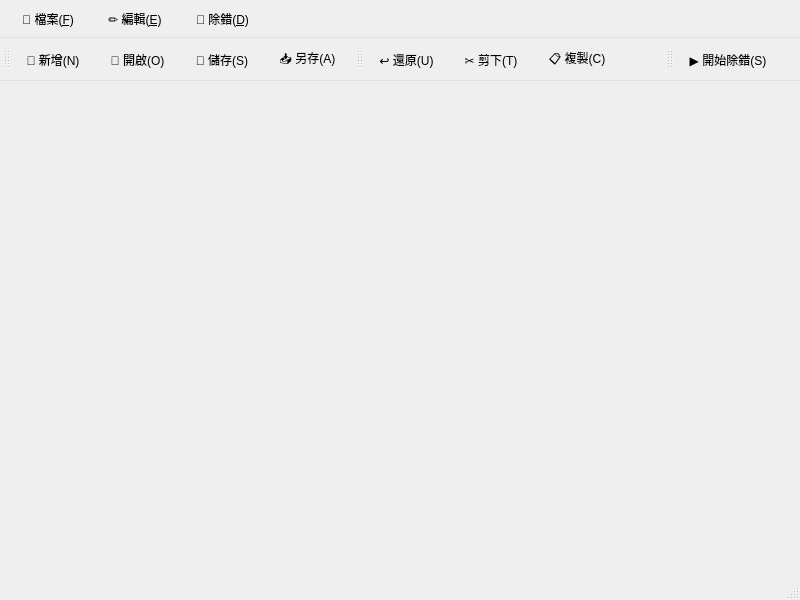
The window that mainwindow.ui (kim645631/DesignWindow) describes before a commit, drawn with Qt 5.
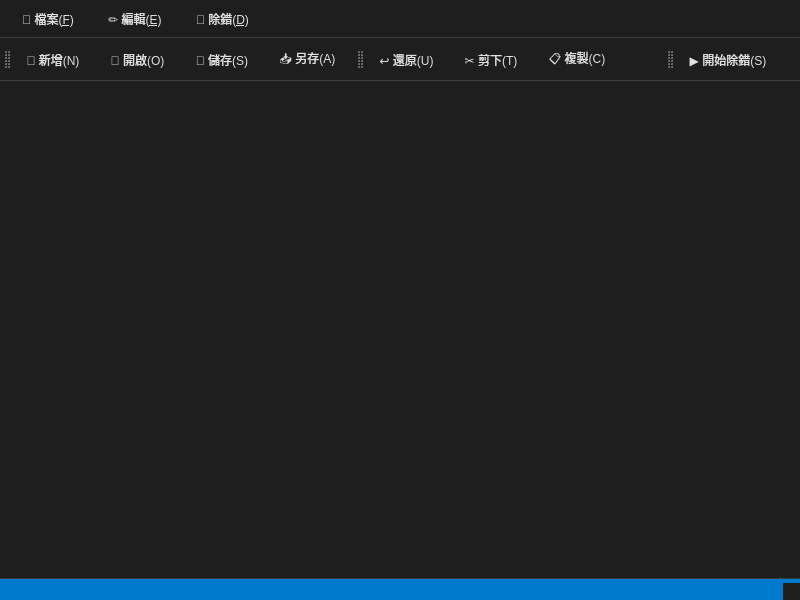
The same window after the commit.

Commit message: Change menu styling to dark theme

```diff
--- a/mainwindow.ui
+++ b/mainwindow.ui
@@ -14,11 +14,21 @@
    <string>MainWindow</string>
   </property>
   <property name="styleSheet">
-   <string notr="true">QMenuBar {
+   <string notr="true">QMainWindow {
+    background-color: #1e1e1e;
+}
+
+QWidget {
+    background-color: #1e1e1e;
+    color: #e0e0e0;
+}
+
+QMenuBar {
     background-color: qlineargradient(x1:0, y1:0, x2:0, y2:1,
-                                      stop:0 #f8f9fa, stop:1 #e9ecef);
-    border-bottom: 1px solid #dee2e6;
+                                      stop:0 #2d2d2d, stop:1 #252525);
+    border-bottom: 1px solid #3c3c3c;
     padding: 2px;
+    color: #e0e0e0;
 }
 
 QMenuBar::item {
@@ -26,11 +36,12 @@
     padding: 6px 12px;
     border-radius: 4px;
     margin: 2px;
+    color: #e0e0e0;
 }
 
 QMenuBar::item:selected {
-    background-color: #0d6efd;
-    color: white;
+    background-color: #0078d4;
+    color: #ffffff;
 }
 
 QMenuBar::item:pressed {
@@ -64,8 +75,8 @@
 
 QToolBar {
     background-color: qlineargradient(x1:0, y1:0, x2:0, y2:1,
-                                      stop:0 #ffffff, stop:1 #f8f9fa);
-    border-bottom: 1px solid #dee2e6;
+                                      stop:0 #2d2d2d, stop:1 #252525);
+    border-bottom: 1px solid #3c3c3c;
     padding: 4px;
     spacing: 4px;
 }
@@ -75,6 +86,7 @@
     border: 1px solid transparent;
     border-radius: 4px;
     padding: 4px 8px;
+    color: #e0e0e0;
 }
 
 QToolButton:hover {
@@ -83,7 +95,13 @@
 }
 
 QToolButton:pressed {
-    background-color: #dee2e6;
+    background-color: #0078d4;
+}
+
+QStatusBar {
+    background-color: #007acc;
+    color: #ffffff;
+    border-top: 1px solid #3c3c3c;
 }</string>
   </property>
   <widget class="QWidget" name="centralwidget"/>
```
Left out of the diff: 20 changed lines with no effect on the pictures.
